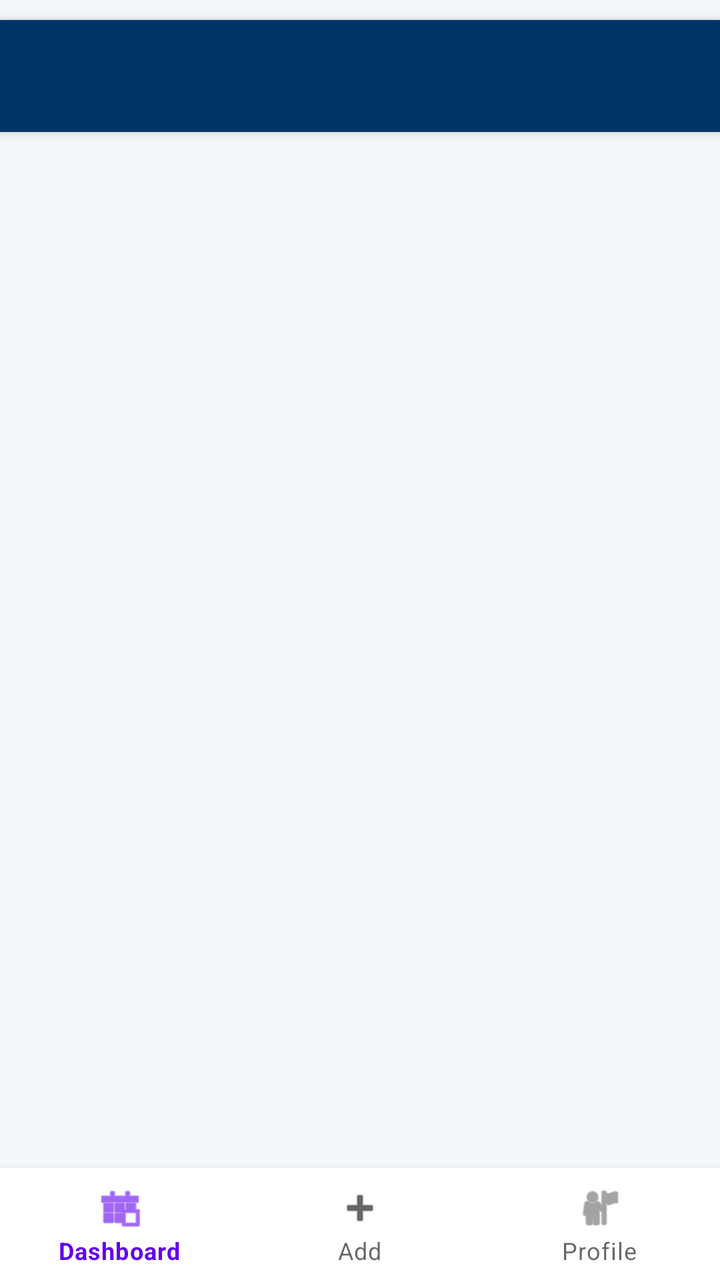
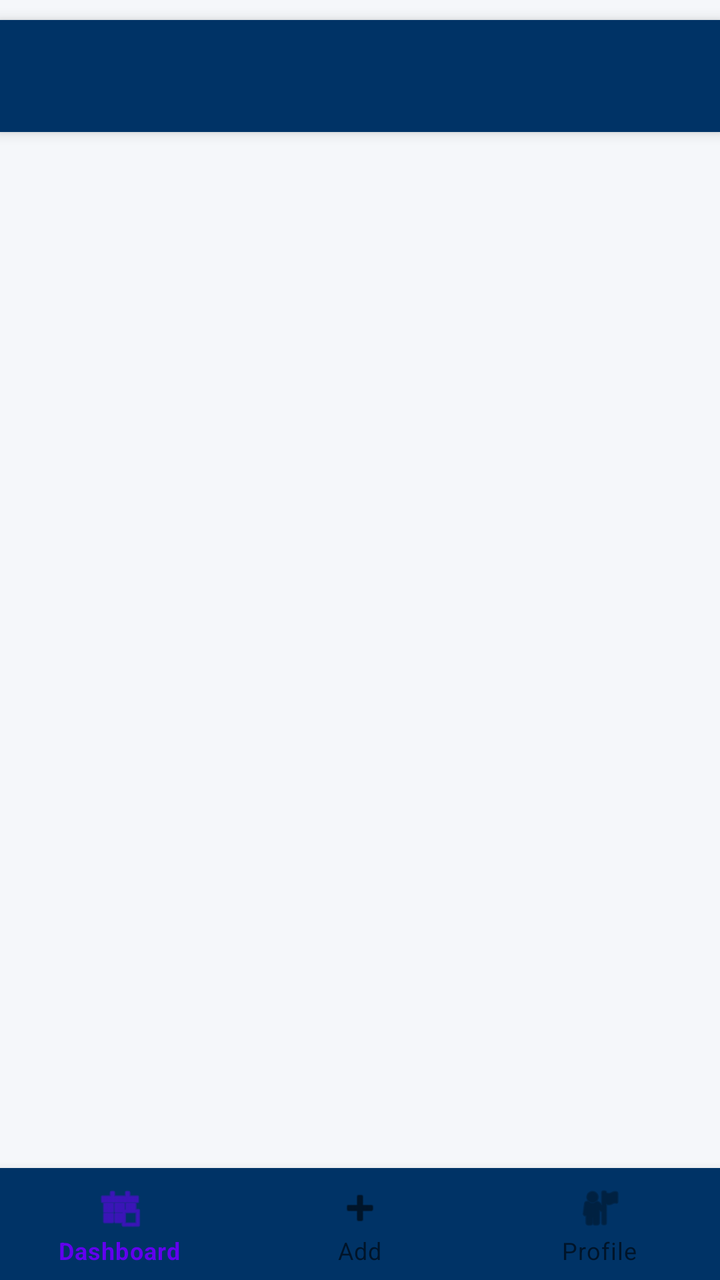

Before-and-after screenshots of an Android layout around one commit, followed by the original layout XML and the change that was made.
<!-- AndroidManifest.xml: activity theme Theme.BudgetApp.NoActionBar -->
<!-- res/layout/activity_main.xml -->
<?xml version="1.0" encoding="utf-8"?>
<androidx.drawerlayout.widget.DrawerLayout
    xmlns:android="http://schemas.android.com/apk/res/android"
    xmlns:app="http://schemas.android.com/apk/res-auto"
    android:id="@+id/drawerLayout"
    android:layout_width="match_parent"
    android:layout_height="match_parent"
    android:background="@color/background_grey">

    <androidx.constraintlayout.widget.ConstraintLayout
        android:layout_width="match_parent"
        android:layout_height="match_parent">

        <androidx.appcompat.widget.Toolbar
            android:id="@+id/toolbar"
            android:layout_width="match_parent"
            android:layout_height="?attr/actionBarSize"
            android:layout_marginTop="10dp"
            android:background="@color/header_background"
            android:elevation="4dp"
            android:theme="@style/ThemeOverlay.AppCompat.Dark.ActionBar"
            app:layout_constraintTop_toTopOf="parent"
            app:popupTheme="@style/ThemeOverlay.AppCompat.Light" />

        <FrameLayout
            android:id="@+id/fragmentContainer"
            android:layout_width="0dp"
            android:layout_height="0dp"
            app:layout_constraintTop_toBottomOf="@id/toolbar"
            app:layout_constraintBottom_toTopOf="@id/bottomNavigationView"
            app:layout_constraintStart_toStartOf="parent"
            app:layout_constraintEnd_toEndOf="parent" />

        <com.google.android.material.bottomnavigation.BottomNavigationView
            android:id="@+id/bottomNavigationView"
            android:layout_width="0dp"
            android:layout_height="wrap_content"
            android:background="@color/white"
            app:menu="@menu/bottom_nav_menu"
            app:layout_constraintBottom_toBottomOf="parent"
            app:layout_constraintStart_toStartOf="parent"
            app:layout_constraintEnd_toEndOf="parent" />

    </androidx.constraintlayout.widget.ConstraintLayout>

    <com.google.android.material.navigation.NavigationView
        android:id="@+id/navigationView"
        android:layout_width="wrap_content"
        android:layout_height="match_parent"
        android:layout_gravity="start"
        app:menu="@menu/side_nav_menu"
        app:headerLayout="@layout/nav_header" />

</androidx.drawerlayout.widget.DrawerLayout>
<!-- res/layout/nav_header.xml (included above) -->
<?xml version="1.0" encoding="utf-8"?>
<LinearLayout xmlns:android="http://schemas.android.com/apk/res/android"
    android:layout_width="match_parent"
    android:layout_height="176dp"
    android:background="@color/colorPrimary"
    android:gravity="bottom"
    android:orientation="vertical"
    android:padding="16dp"
    android:theme="@style/ThemeOverlay.AppCompat.Dark">

    <TextView
        android:layout_width="wrap_content"
        android:layout_height="wrap_content"
        android:paddingTop="8dp"
        android:text="BudgetWise"
        android:textAppearance="@style/TextAppearance.AppCompat.Body1"
        android:textSize="20sp"
        android:textStyle="bold" />

    <TextView
        android:id="@+id/tvNavEmail"
        android:layout_width="wrap_content"
        android:layout_height="wrap_content"
        android:text="Manage your budget" />

</LinearLayout>
<!-- resources referenced by this layout -->
<resources>
  <color name="background_grey">#F5F7FA</color>
  <color name="colorPrimary">#003366</color>
  <color name="header_background">#003366</color>
  <color name="white">#FFFFFF</color>
  <style name="Theme.BudgetApp.NoActionBar" parent="Theme.MaterialComponents.DayNight.NoActionBar">
          <item name="windowActionBar">false</item>
          <item name="windowNoTitle">true</item>
          <item name="android:statusBarColor">@color/background_grey</item>
          <item name="android:windowLightStatusBar" tools:targetApi="m">true</item>
      </style>
</resources>

<!-- the commit's change to res/layout/activity_main.xml (unified diff, before → after) -->
@@ -16,7 +16,7 @@
             android:layout_width="match_parent"
             android:layout_height="?attr/actionBarSize"
             android:layout_marginTop="10dp"
-            android:background="@color/header_background"
+            android:background="@color/colorPrimary"
             android:elevation="4dp"
             android:theme="@style/ThemeOverlay.AppCompat.Dark.ActionBar"
             app:layout_constraintTop_toTopOf="parent"
@@ -35,7 +35,7 @@
             android:id="@+id/bottomNavigationView"
             android:layout_width="0dp"
             android:layout_height="wrap_content"
-            android:background="@color/white"
+            android:background="@color/colorPrimary"
             app:menu="@menu/bottom_nav_menu"
             app:layout_constraintBottom_toBottomOf="parent"
             app:layout_constraintStart_toStartOf="parent"
<!-- resource entries referenced after the edit -->
@@ -2,8 +2,6 @@
 <resources>
   <color name="background_grey">#F5F7FA</color>
   <color name="colorPrimary">#003366</color>
-  <color name="header_background">#003366</color>
-  <color name="white">#FFFFFF</color>
   <style name="Theme.BudgetApp.NoActionBar" parent="Theme.MaterialComponents.DayNight.NoActionBar">
           <item name="windowActionBar">false</item>
           <item name="windowNoTitle">true</item>
